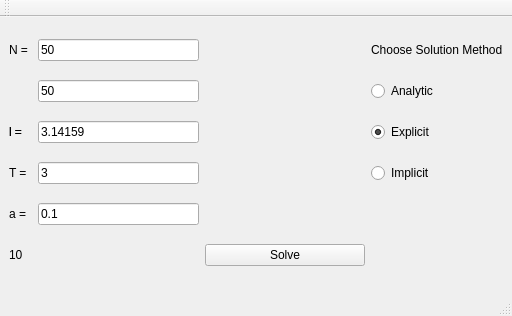
Above: numeric-methods-lab-5-6/UMF/hyperbolic_interface.ui from alexbakharew/NumericalMethods2 before the change. Below: the same form after it.
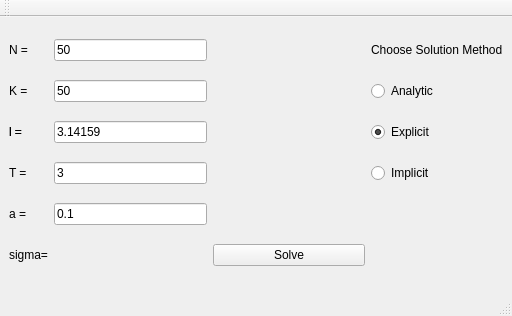
That is the form after the change.

Commit message: added base class for solver

The edit to the form file:
```diff
--- a/numeric-methods-lab-5-6/UMF/hyperbolic_interface.ui
+++ b/numeric-methods-lab-5-6/UMF/hyperbolic_interface.ui
@@ -84,13 +84,6 @@
       </property>
      </widget>
     </item>
-    <item row="6" column="0">
-     <widget class="QLabel" name="label_9">
-      <property name="text">
-       <string>10</string>
-      </property>
-     </widget>
-    </item>
     <item row="2" column="3">
      <widget class="QRadioButton" name="radioButton">
       <property name="text">
@@ -156,6 +149,20 @@
       </property>
      </widget>
     </item>
+    <item row="2" column="0">
+     <widget class="QLabel" name="label_9">
+      <property name="text">
+       <string>K = </string>
+      </property>
+     </widget>
+    </item>
+    <item row="6" column="0">
+     <widget class="QLabel" name="label_4">
+      <property name="text">
+       <string>sigma=</string>
+      </property>
+     </widget>
+    </item>
    </layout>
   </widget>
   <widget class="QMenuBar" name="menubar">
```
The commit also changes 12 other files.
